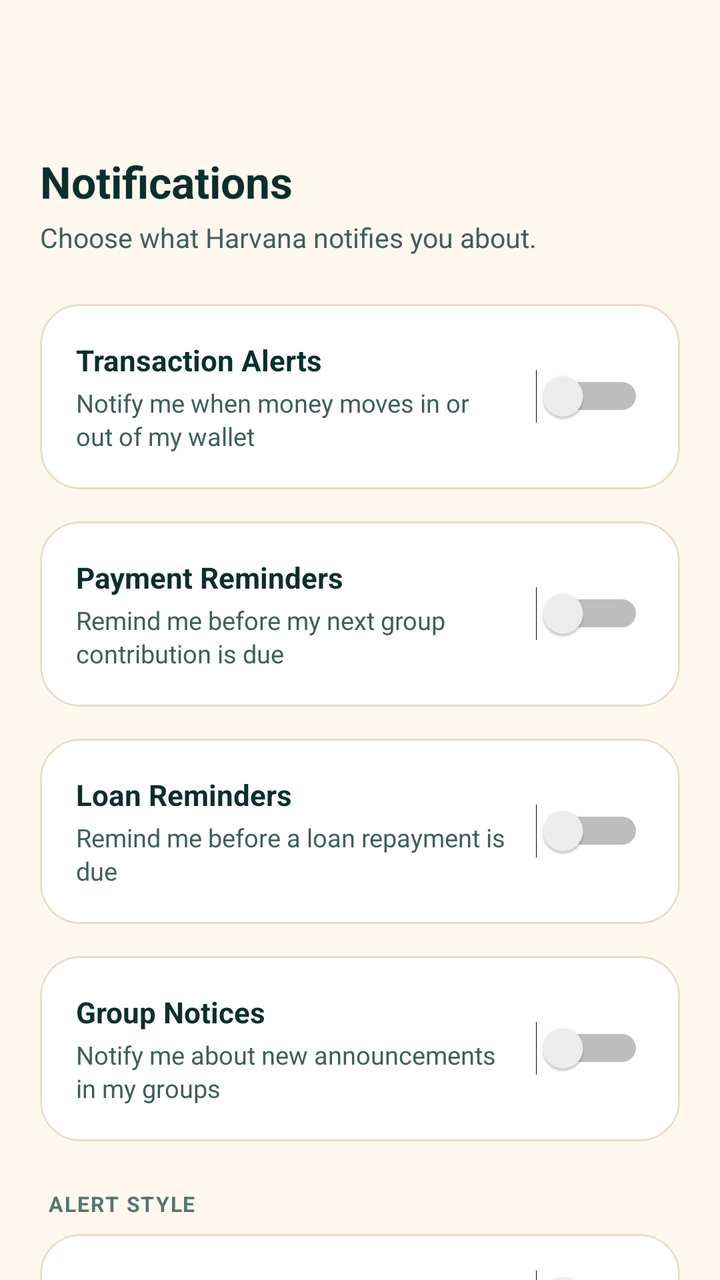
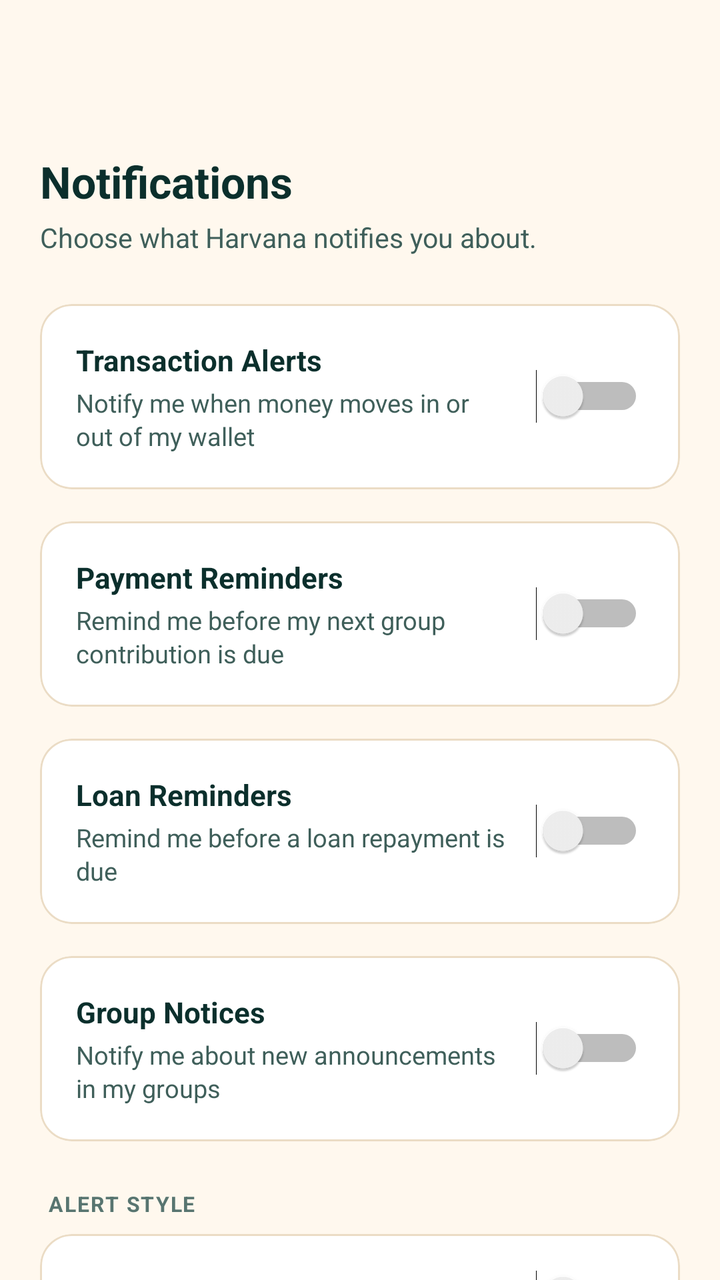

The first picture is an Android layout as it rendered before a commit; the second is the same layout after the commit. The layout source and the unified diff follow.
<!-- AndroidManifest.xml: application theme AppTheme -->
<!-- res/layout/notification_settings.xml -->
<androidx.coordinatorlayout.widget.CoordinatorLayout
	xmlns:android="http://schemas.android.com/apk/res/android"
	xmlns:app="http://schemas.android.com/apk/res-auto"
	xmlns:tools="http://schemas.android.com/tools"
	android:id="@+id/_coordinator"
	android:layout_width="match_parent"
	android:layout_height="match_parent">
	<com.google.android.material.appbar.AppBarLayout
		android:id="@+id/_app_bar"
		android:layout_width="match_parent"
		android:layout_height="wrap_content"
		android:theme="@style/AppTheme.AppBarOverlay"
		app:elevation="0dp"
		android:stateListAnimator="@null">
		<androidx.appcompat.widget.Toolbar
			android:id="@+id/_toolbar"
			android:layout_width="match_parent"
			android:layout_height="?attr/actionBarSize"
			android:background="?attr/appBarColor"
			app:popupTheme="@style/AppTheme.PopupOverlay" />
	</com.google.android.material.appbar.AppBarLayout>
	<androidx.core.widget.NestedScrollView
		android:layout_width="match_parent"
		android:layout_height="match_parent"
		android:fillViewport="true"
		android:overScrollMode="never"
		app:layout_behavior="@string/appbar_scrolling_view_behavior">
		<LinearLayout
			android:id="@+id/linear62"
			android:layout_width="match_parent"
			android:layout_height="wrap_content"
			android:padding="20dp"
			android:orientation="vertical">
			<TextView
				android:id="@+id/textview74"
				android:layout_width="wrap_content"
				android:layout_height="wrap_content"
				android:text="Notifications"
				android:textSize="22sp"
				android:textStyle="bold"
				android:textColor="@color/colorTextPrimary" />
			<TextView
				android:id="@+id/textview75"
				android:layout_width="match_parent"
				android:layout_height="wrap_content"
				android:layout_marginTop="4dp"
				android:layout_marginBottom="24dp"
				android:text="Choose what Harvana notifies you about."
				android:textColor="@color/colorTextSecondary"
				android:textSize="13.5sp"
				android:lineSpacingExtra="3dp" />
			<com.google.android.material.card.MaterialCardView
				android:id="@+id/cardview14"
				android:layout_width="match_parent"
				android:layout_height="wrap_content"
				android:layout_marginBottom="16dp"
				app:cardBackgroundColor="@color/colorSurface"
				app:cardCornerRadius="20dp"
				app:cardElevation="0dp"
				app:strokeColor="@color/colorCardStroke"
				app:strokeWidth="1dp">
				<LinearLayout
					android:id="@+id/linear63"
					android:layout_width="match_parent"
					android:layout_height="wrap_content"
					android:padding="18dp"
					android:gravity="center_vertical"
					android:orientation="horizontal">
					<LinearLayout
						android:id="@+id/linear64"
						android:layout_width="0dp"
						android:layout_height="wrap_content"
						android:orientation="vertical"
						android:layout_weight="1">
						<TextView
							android:id="@+id/textview76"
							android:layout_width="wrap_content"
							android:layout_height="wrap_content"
							android:text="Transaction Alerts"
							android:textStyle="bold"
							android:textColor="@color/colorTextPrimary"
							android:textSize="14.5sp" />
						<TextView
							android:id="@+id/textview77"
							android:layout_width="match_parent"
							android:layout_height="wrap_content"
							android:layout_marginTop="3dp"
							android:text="Notify me when money moves in or out of my wallet"
							android:textColor="@color/colorTextSecondary"
							android:textSize="12.5sp"
							android:lineSpacingExtra="2dp" />
					</LinearLayout>
					<Switch
						android:id="@+id/switchTransactionAlerts"
						android:layout_width="wrap_content"
						android:layout_height="wrap_content"
						android:textSize="12sp"
						android:layout_marginStart="12dp" />
				</LinearLayout>
			</com.google.android.material.card.MaterialCardView>
			<com.google.android.material.card.MaterialCardView
				android:id="@+id/cardview15"
				android:layout_width="match_parent"
				android:layout_height="wrap_content"
				android:layout_marginBottom="16dp"
				app:cardBackgroundColor="@color/colorSurface"
				app:cardCornerRadius="20dp"
				app:cardElevation="0dp"
				app:strokeColor="@color/colorCardStroke"
				app:strokeWidth="1dp">
				<LinearLayout
					android:id="@+id/linear65"
					android:layout_width="match_parent"
					android:layout_height="wrap_content"
					android:padding="18dp"
					android:gravity="center_vertical"
					android:orientation="horizontal">
					<LinearLayout
						android:id="@+id/linear66"
						android:layout_width="0dp"
						android:layout_height="wrap_content"
						android:orientation="vertical"
						android:layout_weight="1">
						<TextView
							android:id="@+id/textview78"
							android:layout_width="wrap_content"
							android:layout_height="wrap_content"
							android:text="Payment Reminders"
							android:textStyle="bold"
							android:textColor="@color/colorTextPrimary"
							android:textSize="14.5sp" />
						<TextView
							android:id="@+id/textview79"
							android:layout_width="match_parent"
							android:layout_height="wrap_content"
							android:layout_marginTop="3dp"
							android:text="Remind me before my next group contribution is due"
							android:textColor="@color/colorTextSecondary"
							android:textSize="12.5sp"
							android:lineSpacingExtra="2dp" />
					</LinearLayout>
					<Switch
						android:id="@+id/switchPaymentReminders"
						android:layout_width="wrap_content"
						android:layout_height="wrap_content"
						android:textSize="12sp"
						android:layout_marginStart="12dp" />
				</LinearLayout>
			</com.google.android.material.card.MaterialCardView>
			<com.google.android.material.card.MaterialCardView
				android:id="@+id/cardview16"
				android:layout_width="match_parent"
				android:layout_height="wrap_content"
				android:layout_marginBottom="16dp"
				app:cardBackgroundColor="@color/colorSurface"
				app:cardCornerRadius="20dp"
				app:cardElevation="0dp"
				app:strokeColor="@color/colorCardStroke"
				app:strokeWidth="1dp">
				<LinearLayout
					android:id="@+id/linear67"
					android:layout_width="match_parent"
					android:layout_height="wrap_content"
					android:padding="18dp"
					android:gravity="center_vertical"
					android:orientation="horizontal">
					<LinearLayout
						android:id="@+id/linear68"
						android:layout_width="0dp"
						android:layout_height="wrap_content"
						android:orientation="vertical"
						android:layout_weight="1">
						<TextView
							android:id="@+id/textview80"
							android:layout_width="wrap_content"
							android:layout_height="wrap_content"
							android:text="Loan Reminders"
							android:textStyle="bold"
							android:textColor="@color/colorTextPrimary"
							android:textSize="14.5sp" />
						<TextView
							android:id="@+id/textview81"
							android:layout_width="match_parent"
							android:layout_height="wrap_content"
							android:layout_marginTop="3dp"
							android:text="Remind me before a loan repayment is due"
							android:textColor="@color/colorTextSecondary"
							android:textSize="12.5sp"
							android:lineSpacingExtra="2dp" />
					</LinearLayout>
					<Switch
						android:id="@+id/switchLoanReminders"
						android:layout_width="wrap_content"
						android:layout_height="wrap_content"
						android:textSize="12sp"
						android:layout_marginStart="12dp" />
				</LinearLayout>
			</com.google.android.material.card.MaterialCardView>
			<com.google.android.material.card.MaterialCardView
				android:id="@+id/cardview17"
				android:layout_width="match_parent"
				android:layout_height="wrap_content"
				android:layout_marginBottom="24dp"
				app:cardBackgroundColor="@color/colorSurface"
				app:cardCornerRadius="20dp"
				app:cardElevation="0dp"
				app:strokeColor="@color/colorCardStroke"
				app:strokeWidth="1dp">
				<LinearLayout
					android:id="@+id/linear69"
					android:layout_width="match_parent"
					android:layout_height="wrap_content"
					android:padding="18dp"
					android:gravity="center_vertical"
					android:orientation="horizontal">
					<LinearLayout
						android:id="@+id/linear70"
						android:layout_width="0dp"
						android:layout_height="wrap_content"
						android:orientation="vertical"
						android:layout_weight="1">
						<TextView
							android:id="@+id/textview82"
							android:layout_width="wrap_content"
							android:layout_height="wrap_content"
							android:text="Group Notices"
							android:textStyle="bold"
							android:textColor="@color/colorTextPrimary"
							android:textSize="14.5sp" />
						<TextView
							android:id="@+id/textview83"
							android:layout_width="match_parent"
							android:layout_height="wrap_content"
							android:layout_marginTop="3dp"
							android:text="Notify me about new announcements in my groups"
							android:textColor="@color/colorTextSecondary"
							android:textSize="12.5sp"
							android:lineSpacingExtra="2dp" />
					</LinearLayout>
					<Switch
						android:id="@+id/switchGroupNotices"
						android:layout_width="wrap_content"
						android:layout_height="wrap_content"
						android:textSize="12sp"
						android:layout_marginStart="12dp" />
				</LinearLayout>
			</com.google.android.material.card.MaterialCardView>
			<TextView
				android:id="@+id/textview84"
				android:layout_width="wrap_content"
				android:layout_height="wrap_content"
				android:layout_marginBottom="8dp"
				android:text="ALERT STYLE"
				android:textStyle="bold"
				android:textColor="@color/colorTextTertiary"
				android:textSize="10.5sp"
				android:layout_marginStart="4dp"
				android:letterSpacing="0.06" />
			<com.google.android.material.card.MaterialCardView
				android:id="@+id/cardview18"
				android:layout_width="match_parent"
				android:layout_height="wrap_content"
				android:layout_marginBottom="16dp"
				app:cardBackgroundColor="@color/colorSurface"
				app:cardCornerRadius="20dp"
				app:cardElevation="0dp"
				app:strokeColor="@color/colorCardStroke"
				app:strokeWidth="1dp">
				<LinearLayout
					android:id="@+id/linear71"
					android:layout_width="match_parent"
					android:layout_height="wrap_content"
					android:orientation="vertical">
					<LinearLayout
						android:id="@+id/linear72"
						android:layout_width="match_parent"
						android:layout_height="wrap_content"
						android:padding="18dp"
						android:gravity="center_vertical"
						android:orientation="horizontal">
						<TextView
							android:id="@+id/textview85"
							android:layout_width="0dp"
							android:layout_height="wrap_content"
							android:text="Sound"
							android:textColor="@color/colorTextPrimary"
							android:layout_weight="1"
							android:textSize="14.5sp" />
						<Switch
							android:id="@+id/switchSound"
							android:layout_width="wrap_content"
							android:layout_height="wrap_content"
							android:textSize="12sp"
							android:layout_marginStart="12dp" />
					</LinearLayout>
					<View
						android:id="@+id/view73"
						android:layout_width="match_parent"
						android:layout_height="1dp"
						android:background="@color/colorDivider"
						android:layout_marginStart="18dp" />
					<LinearLayout
						android:id="@+id/linear74"
						android:layout_width="match_parent"
						android:layout_height="wrap_content"
						android:padding="18dp"
						android:gravity="center_vertical"
						android:orientation="horizontal">
						<TextView
							android:id="@+id/textview86"
							android:layout_width="0dp"
							android:layout_height="wrap_content"
							android:text="Vibrate"
							android:textColor="@color/colorTextPrimary"
							android:layout_weight="1"
							android:textSize="14.5sp" />
						<Switch
							android:id="@+id/switchVibrate"
							android:layout_width="wrap_content"
							android:layout_height="wrap_content"
							android:textSize="12sp"
							android:layout_marginStart="12dp" />
					</LinearLayout>
				</LinearLayout>
			</com.google.android.material.card.MaterialCardView>
			<TextView
				android:id="@+id/textview87"
				android:layout_width="match_parent"
				android:layout_height="wrap_content"
				android:text="These control whether Harvana shows you a notification for each type of event. Turning one off doesn't cancel the underlying reminder — it just won't appear as a push notification."
				android:textSize="12sp"
				android:textColor="@color/colorTextTertiary"
				android:layout_marginStart="4dp"
				android:lineSpacingExtra="3dp" />
		</LinearLayout>
	</androidx.core.widget.NestedScrollView>
</androidx.coordinatorlayout.widget.CoordinatorLayout>
<!-- resources referenced by this layout -->
<resources>
  <color name="colorCardStroke">#EBDCC5</color>
  <color name="colorDivider">#EBDCC5</color>
  <color name="colorSurface">#FFFFFF</color>
  <color name="colorTextPrimary">#0B2F2C</color>
  <color name="colorTextSecondary">#3F5F5A</color>
  <color name="colorTextTertiary">#587570</color>
  <style name="AppTheme.AppBarOverlay" parent="ThemeOverlay.MaterialComponents.Light">
          
          <item name="android:textColorPrimary">?attr/onAppBarColor</item>
          <item name="android:textColorSecondary">?attr/onAppBarColor</item>
          <item name="colorControlNormal">?attr/onAppBarColor</item>
          <item name="colorOnSurface">?attr/onAppBarColor</item>
      </style>
  <style name="AppTheme.PopupOverlay" parent="ThemeOverlay.MaterialComponents.Light">
          <item name="popupMenuStyle">@style/HarvanaPopupMenu</item>
          <item name="actionOverflowMenuStyle">@style/HarvanaPopupMenu</item>
      </style>
  <style name="HarvanaPopupMenu" parent="Widget.MaterialComponents.PopupMenu">
          <item name="android:popupBackground">@drawable/bg_popup_menu</item>
          <item name="android:popupElevation">10dp</item>
      </style>
  <style name="HarvanaSpinner" parent="Widget.AppCompat.Spinner">
          <item name="android:popupBackground">@color/colorSurface</item>
          <item name="android:dropDownSelector">@color/colorAccentRipple</item>
      </style>
  <!-- drawable ic_nav_back (drawable) -->
  <?xml version="1.0" encoding="utf-8"?>
  <vector xmlns:android="http://schemas.android.com/apk/res/android"
      android:width="24dp" android:height="24dp" android:viewportWidth="24" android:viewportHeight="24"
      android:autoMirrored="true"
      android:tint="?attr/colorControlNormal">
      <path android:fillColor="#FFFFFFFF" android:pathData="M20,11H7.83l5.59,-5.59L12,4l-8,8 8,8 1.41,-1.41L7.83,13H20v-2z" />
  </vector>
  <style name="HarvanaTextView" parent="android:Widget.TextView">
          <item name="android:textColor">@color/colorTextPrimary</item>
      </style>
  <color name="colorBackground">#FFF8EE</color>
  <color name="colorAccent">#0B5F57</color>
  <color name="colorTextOnAccent">#FFFFFF</color>
  <color name="colorAccentDark">#084A44</color>
  <color name="colorError">#C8443F</color>
  <color name="colorTextPrimaryWhite">#FFFFFF</color>
  <color name="colorControlNormal">#587570</color>
  <color name="colorAccentRipple">#1A0B5F57</color>
  <color name="colorAccentStroke">#330B5F57</color>
  <color name="colorAccentStrong">#053D3A</color>
  <!-- drawable bg_popup_menu (drawable) -->
  <?xml version="1.0" encoding="utf-8"?>
  <shape xmlns:android="http://schemas.android.com/apk/res/android" android:shape="rectangle">
      <solid android:color="@color/colorPopupSurface" />
      <stroke android:width="1dp" android:color="@color/colorCardStroke" />
      <corners android:radius="14dp" />
  </shape>
  <style name="HarvanaDialogButton" parent="Widget.MaterialComponents.Button.TextButton.Dialog">
          <item name="android:textColor">@color/colorAccent</item>
          <item name="android:minHeight">48dp</item>
      </style>
  <style name="HarvanaBottomSheetStyle" parent="Widget.MaterialComponents.BottomSheet.Modal">
          <item name="backgroundTint">?attr/colorSurface</item>
          <item name="shapeAppearanceOverlay">@style/HarvanaBottomSheetShape</item>
      </style>
  <color name="colorPopupSurface">#F6E9D2</color>
  <style name="HarvanaBottomSheetShape" parent="">
          <item name="cornerFamily">rounded</item>
          <item name="cornerSizeTopLeft">20dp</item>
          <item name="cornerSizeTopRight">20dp</item>
          <item name="cornerSizeBottomLeft">0dp</item>
          <item name="cornerSizeBottomRight">0dp</item>
      </style>
  <!-- unchanged entries left out for length: 5 -->
</resources>

<!-- the commit's change to res/layout/notification_settings.xml (unified diff, before → after) -->
@@ -55,7 +55,7 @@
 				android:layout_height="wrap_content"
 				android:layout_marginBottom="16dp"
 				app:cardBackgroundColor="@color/colorSurface"
-				app:cardCornerRadius="20dp"
+				app:cardCornerRadius="16dp"
 				app:cardElevation="0dp"
 				app:strokeColor="@color/colorCardStroke"
 				app:strokeWidth="1dp">
@@ -104,7 +104,7 @@
 				android:layout_height="wrap_content"
 				android:layout_marginBottom="16dp"
 				app:cardBackgroundColor="@color/colorSurface"
-				app:cardCornerRadius="20dp"
+				app:cardCornerRadius="16dp"
 				app:cardElevation="0dp"
 				app:strokeColor="@color/colorCardStroke"
 				app:strokeWidth="1dp">
@@ -153,7 +153,7 @@
 				android:layout_height="wrap_content"
 				android:layout_marginBottom="16dp"
 				app:cardBackgroundColor="@color/colorSurface"
-				app:cardCornerRadius="20dp"
+				app:cardCornerRadius="16dp"
 				app:cardElevation="0dp"
 				app:strokeColor="@color/colorCardStroke"
 				app:strokeWidth="1dp">
@@ -202,7 +202,7 @@
 				android:layout_height="wrap_content"
 				android:layout_marginBottom="24dp"
 				app:cardBackgroundColor="@color/colorSurface"
-				app:cardCornerRadius="20dp"
+				app:cardCornerRadius="16dp"
 				app:cardElevation="0dp"
 				app:strokeColor="@color/colorCardStroke"
 				app:strokeWidth="1dp">
@@ -262,7 +262,7 @@
 				android:layout_height="wrap_content"
 				android:layout_marginBottom="16dp"
 				app:cardBackgroundColor="@color/colorSurface"
-				app:cardCornerRadius="20dp"
+				app:cardCornerRadius="16dp"
 				app:cardElevation="0dp"
 				app:strokeColor="@color/colorCardStroke"
 				app:strokeWidth="1dp">
<!-- resource entries referenced after the edit -->
@@ -1,7 +1,7 @@
 <!-- resources referenced by this layout -->
 <resources>
   <color name="colorCardStroke">#EBDCC5</color>
-  <color name="colorDivider">#EBDCC5</color>
+  <color name="colorDivider">@color/colorCardStroke</color>
   <color name="colorSurface">#FFFFFF</color>
   <color name="colorTextPrimary">#0B2F2C</color>
   <color name="colorTextSecondary">#3F5F5A</color>
@@ -61,7 +61,7 @@
           <item name="backgroundTint">?attr/colorSurface</item>
           <item name="shapeAppearanceOverlay">@style/HarvanaBottomSheetShape</item>
       </style>
-  <color name="colorPopupSurface">#F6E9D2</color>
+  <color name="colorPopupSurface">@color/colorSurface</color>
   <style name="HarvanaBottomSheetShape" parent="">
           <item name="cornerFamily">rounded</item>
           <item name="cornerSizeTopLeft">20dp</item>
